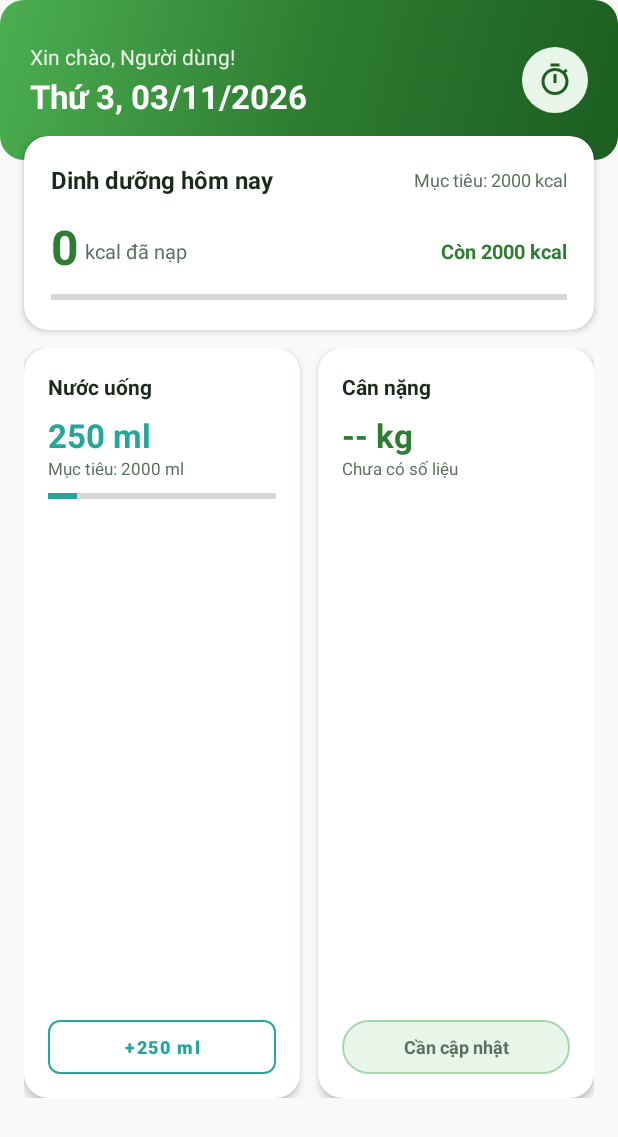
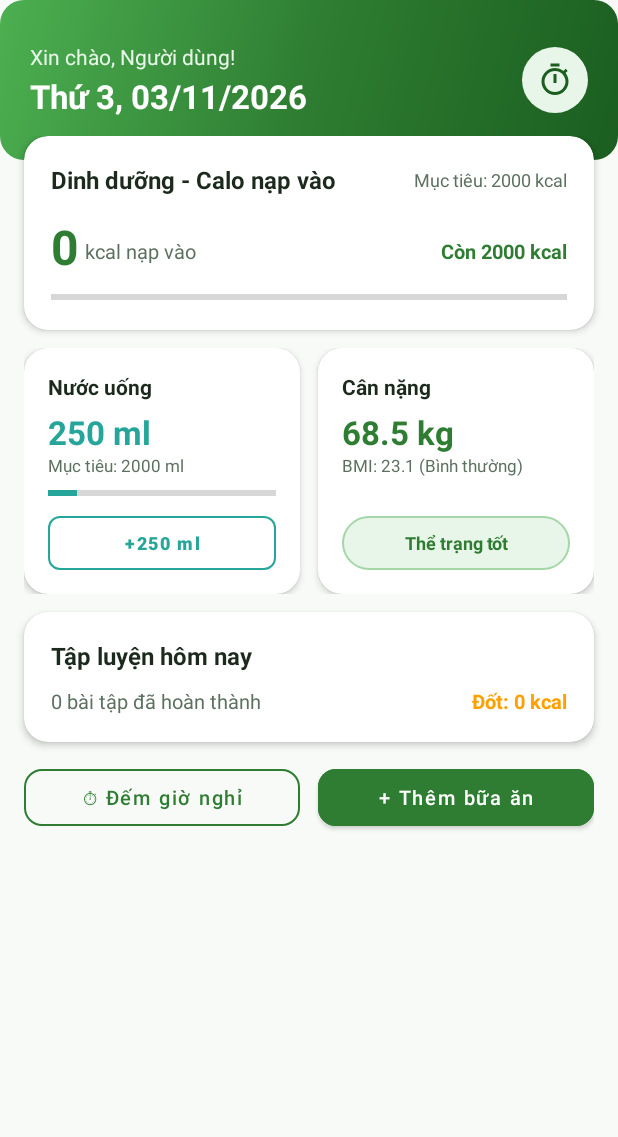
Before and after one commit to minato09187/chamsocsuckhoe, an Android app: the fragment HomeFragment shown on its own in the app's theme, after a tap on "+250 ml", on a phone screen of 412 x 824 dp. Shown: the top 1137 px of the screen. Run offline under Robolectric (Android 15) with nearby library versions, the phone set to English and light mode, and no system bars; network calls fail; 1 statement that could not run was skipped.

Commit message:
Fix water sync bug, eliminate refresh regression, fix home card layout stretching and restore nutrition calories display

```diff
--- a/app/src/main/java/com/suckhoe/app/data/api/SupabaseApi.java
+++ b/app/src/main/java/com/suckhoe/app/data/api/SupabaseApi.java
@@ -8,6 +8,7 @@ import com.suckhoe.app.data.model.WorkoutExercise;
 import com.suckhoe.app.data.model.WorkoutSchedule;
 
 import java.util.List;
+import java.util.Map;
 
 import retrofit2.Call;
 import retrofit2.http.Body;
@@ -89,10 +90,17 @@ public interface SupabaseApi {
     @GET("water_logs?select=*&order=log_date.desc")
     Call<List<WaterLog>> getWaterLogsByUser(@Query("user_id") String userIdFilter);
 
-    @GET("water_logs?select=*")
+    @GET("water_logs?select=*&order=id.desc")
     Call<List<WaterLog>> getWaterLogByDateAndUser(
             @Query("user_id") String userIdFilter,
             @Query("log_date") String logDateFilter
+    );
+
+    @PATCH("water_logs")
+    Call<List<WaterLog>> updateWaterLog(
+            @Query("user_id") String userIdFilter,
+            @Query("log_date") String logDateFilter,
+            @Body Map<String, Object> fields
     );
 
     @POST("water_logs")
--- a/app/src/main/java/com/suckhoe/app/data/repository/WaterRepository.java
+++ b/app/src/main/java/com/suckhoe/app/data/repository/WaterRepository.java
@@ -8,7 +8,9 @@ import com.suckhoe.app.data.api.SupabaseClient;
 import com.suckhoe.app.data.local.AppDatabaseHelper;
 import com.suckhoe.app.data.model.WaterLog;
 
+import java.util.HashMap;
 import java.util.List;
+import java.util.Map;
 import java.util.concurrent.ExecutorService;
 import java.util.concurrent.Executors;
 
@@ -34,14 +36,34 @@ public class WaterRepository {
 
     public void getWaterLog(long userId, String date, DataCallback<WaterLog> callback) {
         executor.execute(() -> {
-            WaterLog log = dbHelper.getWaterLog(userId, date);
-            mainHandler.post(() -> callback.onSuccess(log));
+            // 1. Lấy dữ liệu từ SQLite máy trước
+            WaterLog local = dbHelper.getWaterLog(userId, date);
+            mainHandler.post(() -> callback.onSuccess(local));
 
+            // 2. Lấy dữ liệu từ Supabase Cloud để đối chiếu
             SupabaseClient.getApi(context).getWaterLogByDateAndUser("eq." + userId, "eq." + date).enqueue(new Callback<List<WaterLog>>() {
                 @Override
                 public void onResponse(Call<List<WaterLog>> call, Response<List<WaterLog>> response) {
                     if (response.isSuccessful() && response.body() != null && !response.body().isEmpty()) {
-                        mainHandler.post(() -> callback.onSuccess(response.body().get(0)));
+                        WaterLog remote = response.body().get(0);
+                        int localAmount = (local != null) ? local.getAmountMl() : 0;
+                        int remoteAmount = (remote.getAmountMl() != null) ? remote.getAmountMl() : 0;
+                        int target = (local != null) ? local.getTargetMl() : (remote.getTargetMl() != null ? remote.getTargetMl() : 2000);
+
+                        if (localAmount > remoteAmount) {
+                            // Máy local có tiến trình mới hơn (ví dụ vừa thêm nước thành công) -> Đẩy local lên Supabase
+                            syncToSupabase(userId, date, localAmount, target);
+                        } else if (remoteAmount > localAmount) {
+                            // Supabase có tiến trình lớn hơn -> Cập nhật vào SQLite local và cập nhật giao diện
+                            executor.execute(() -> {
+                                dbHelper.setWaterLogAmount(userId, date, remoteAmount, target);
+                                WaterLog updated = dbHelper.getWaterLog(userId, date);
+                                mainHandler.post(() -> callback.onSuccess(updated));
+                            });
+                        }
+                    } else if (local != null) {
+                        // Chưa có bản ghi trên Supabase -> đồng bộ bản ghi local lên
+                        syncToSupabase(userId, date, local.getAmountMl(), local.getTargetMl());
                     }
                 }
 
@@ -58,13 +80,35 @@ public class WaterRepository {
             mainHandler.post(() -> callback.onSuccess(updated));
 
             if (updated != null) {
-                SupabaseClient.getApi(context).insertWaterLog(updated).enqueue(new Callback<List<WaterLog>>() {
-                    @Override
-                    public void onResponse(Call<List<WaterLog>> call, Response<List<WaterLog>> response) {}
-                    @Override
-                    public void onFailure(Call<List<WaterLog>> call, Throwable t) {}
-                });
+                syncToSupabase(userId, date, updated.getAmountMl(), targetMl);
             }
         });
     }
+
+    private void syncToSupabase(long userId, String date, int currentAmount, int targetMl) {
+        Map<String, Object> fields = new HashMap<>();
+        fields.put("amount_ml", currentAmount);
+        fields.put("target_ml", targetMl);
+
+        // 1. Thử cập nhật bản ghi đã có trên Supabase
+        SupabaseClient.getApi(context).updateWaterLog("eq." + userId, "eq." + date, fields).enqueue(new Callback<List<WaterLog>>() {
+            @Override
+            public void onResponse(Call<List<WaterLog>> call, Response<List<WaterLog>> response) {
+                if (!response.isSuccessful() || response.body() == null || response.body().isEmpty()) {
+                    // Nếu chưa có trên Supabase -> chèn bản ghi mới (với id = null để Supabase tự sinh)
+                    WaterLog newLog = new WaterLog(null, userId, currentAmount, targetMl, date);
+                    SupabaseClient.getApi(context).insertWaterLog(newLog).enqueue(new Callback<List<WaterLog>>() {
+                        @Override
+                        public void onResponse(Call<List<WaterLog>> call, Response<List<WaterLog>> response) {}
+
+                        @Override
+                        public void onFailure(Call<List<WaterLog>> call, Throwable t) {}
+                    });
+                }
+            }
+
+            @Override
+            public void onFailure(Call<List<WaterLog>> call, Throwable t) {}
+        });
+    }
 }
--- a/app/src/main/java/com/suckhoe/app/ui/fragment/HomeFragment.java
+++ b/app/src/main/java/com/suckhoe/app/ui/fragment/HomeFragment.java
@@ -193,8 +193,10 @@ public class HomeFragment extends Fragment {
             @Override
             public void onSuccess(List<NutritionItem> data) {
                 int consumed = 0;
-                for (NutritionItem item : data) {
-                    consumed += item.getCalories();
+                if (data != null) {
+                    for (NutritionItem item : data) {
+                        consumed += item.getCalories();
+                    }
                 }
                 tvCaloriesConsumed.setText(String.valueOf(consumed));
                 pbCalories.setProgress(consumed);
@@ -241,7 +243,7 @@ public class HomeFragment extends Fragment {
                     WeightRecord latest = data.get(0);
                     tvWeight.setText(String.format(Locale.getDefault(), "%.1f kg", latest.getWeight()));
                     tvBmi.setText(String.format(Locale.getDefault(), "BMI: %.1f (%s)", latest.getBmi(), latest.getBmiCategory()));
-                    if (tvWeightStatus != null && getContext() != null) {
+                    if (tvWeightStatus != null) {
                         if (latest.getBmi() >= 18.5 && latest.getBmi() < 23.0) {
                             tvWeightStatus.setText("Thể trạng tốt");
                             tvWeightStatus.setTextColor(androidx.core.content.ContextCompat.getColor(getContext(), R.color.status_good));
@@ -249,13 +251,6 @@ public class HomeFragment extends Fragment {
                             tvWeightStatus.setText("Cần theo dõi");
                             tvWeightStatus.setTextColor(androidx.core.content.ContextCompat.getColor(getContext(), R.color.status_warning));
                         }
-                    }
-                } else {
-                    tvWeight.setText("-- kg");
-                    tvBmi.setText("Chưa có số liệu");
-                    if (tvWeightStatus != null && getContext() != null) {
-                        tvWeightStatus.setText("Cần cập nhật");
-                        tvWeightStatus.setTextColor(androidx.core.content.ContextCompat.getColor(getContext(), R.color.text_secondary));
                     }
                 }
             }
--- a/app/src/main/res/layout/fragment_home.xml
+++ b/app/src/main/res/layout/fragment_home.xml
@@ -77,7 +77,7 @@
                 android:layout_marginTop="-16dp"
                 android:orientation="vertical">
 
-                <!-- Card 1: Dinh dưỡng hôm nay -->
+                <!-- Card 1: Dinh dưỡng - Calo nạp vào -->
                 <androidx.cardview.widget.CardView
                     android:layout_width="match_parent"
                     android:layout_height="wrap_content"
@@ -104,7 +104,7 @@
                                 android:layout_width="0dp"
                                 android:layout_height="wrap_content"
                                 android:layout_weight="1"
-                                android:text="Dinh dưỡng hôm nay"
+                                android:text="Dinh dưỡng - Calo nạp vào"
                                 android:textColor="@color/text_primary"
                                 android:textSize="16sp"
                                 android:textStyle="bold" />
@@ -139,7 +139,7 @@
                                 android:layout_height="wrap_content"
                                 android:layout_marginStart="4dp"
                                 android:layout_marginBottom="4dp"
-                                android:text="kcal đã nạp"
+                                android:text="kcal nạp vào"
                                 android:textColor="@color/text_secondary"
                                 android:textSize="13sp" />
 
@@ -171,7 +171,7 @@
                     </LinearLayout>
                 </androidx.cardview.widget.CardView>
 
-                <!-- Row: Cân nặng & Uống nước (Cân bằng đều chiều cao & cấu tạo đối xứng) -->
+                <!-- Row: Cân nặng & Uống nước (Gọn gàng, cân đối, không bị kéo dài) -->
                 <LinearLayout
                     android:layout_width="match_parent"
                     android:layout_height="wrap_content"
@@ -185,7 +185,7 @@
                     <!-- Nước uống -->
                     <androidx.cardview.widget.CardView
                         android:layout_width="0dp"
-                        android:layout_height="match_parent"
+                        android:layout_height="wrap_content"
                         android:layout_marginEnd="6dp"
                         android:layout_weight="1"
                         app:cardBackgroundColor="@color/white"
@@ -194,7 +194,7 @@
 
                         <LinearLayout
                             android:layout_width="match_parent"
-                            android:layout_height="match_parent"
+                            android:layout_height="wrap_content"
                             android:orientation="vertical"
                             android:padding="16dp">
 
@@ -210,7 +210,7 @@
                                 android:id="@+id/tv_home_water_intake"
                                 android:layout_width="wrap_content"
                                 android:layout_height="wrap_content"
-                                android:layout_marginTop="8dp"
+                                android:layout_marginTop="6dp"
                                 android:text="1250 ml"
                                 android:textColor="@color/water_blue"
                                 android:textSize="22sp"
@@ -236,17 +236,12 @@
                                 android:progress="1250"
                                 android:progressTint="@color/water_blue" />
 
-                            <View
-                                android:layout_width="match_parent"
-                                android:layout_height="0dp"
-                                android:layout_weight="1" />
-
                             <com.google.android.material.button.MaterialButton
                                 android:id="@+id/btn_home_quick_water"
                                 style="@style/Widget.MaterialComponents.Button.OutlinedButton"
                                 android:layout_width="match_parent"
                                 android:layout_height="36dp"
-                                android:layout_marginTop="10dp"
+                                android:layout_marginTop="12dp"
                                 android:insetTop="0dp"
                                 android:insetBottom="0dp"
                                 android:padding="0dp"
@@ -263,7 +258,7 @@
                     <!-- Cân nặng -->
                     <androidx.cardview.widget.CardView
                         android:layout_width="0dp"
-                        android:layout_height="match_parent"
+                        android:layout_height="wrap_content"
                         android:layout_marginStart="6dp"
                         android:layout_weight="1"
                         app:cardBackgroundColor="@color/white"
@@ -272,7 +267,7 @@
 
                         <LinearLayout
                             android:layout_width="match_parent"
-                            android:layout_height="match_parent"
+                            android:layout_height="wrap_content"
                             android:orientation="vertical"
                             android:padding="16dp">
 
@@ -288,7 +283,7 @@
                                 android:id="@+id/tv_home_weight"
                                 android:layout_width="wrap_content"
                                 android:layout_height="wrap_content"
-                                android:layout_marginTop="8dp"
+                                android:layout_marginTop="6dp"
                                 android:text="68.5 kg"
                                 android:textColor="@color/primary_green"
                                 android:textSize="22sp"
@@ -309,16 +304,11 @@
                                 android:layout_height="6dp"
                                 android:layout_marginTop="8dp" />
 
-                            <View
-                                android:layout_width="match_parent"
-                                android:layout_height="0dp"
-                                android:layout_weight="1" />
-
                             <TextView
                                 android:id="@+id/tv_home_weight_status"
                                 android:layout_width="match_parent"
                                 android:layout_height="36dp"
-                                android:layout_marginTop="10dp"
+                                android:layout_marginTop="12dp"
                                 android:background="@drawable/bg_chip_green"
                                 android:gravity="center"
                                 android:text="Thể trạng tốt"
```
Also changed, not shown: app/src/main/java/com/suckhoe/app/data/local/AppDatabaseHelper.java (+16 -0 lines), app/src/main/java/com/suckhoe/app/data/repository/NutritionRepository.java (+25 -1 lines), app/src/main/java/com/suckhoe/app/data/repository/ScheduleRepository.java (+24 -1 lines), app/src/main/java/com/suckhoe/app/data/repository/WeightRepository.java (+24 -1 lines), app/src/main/java/com/suckhoe/app/data/repository/WorkoutRepository.java (+25 -1 lines).
